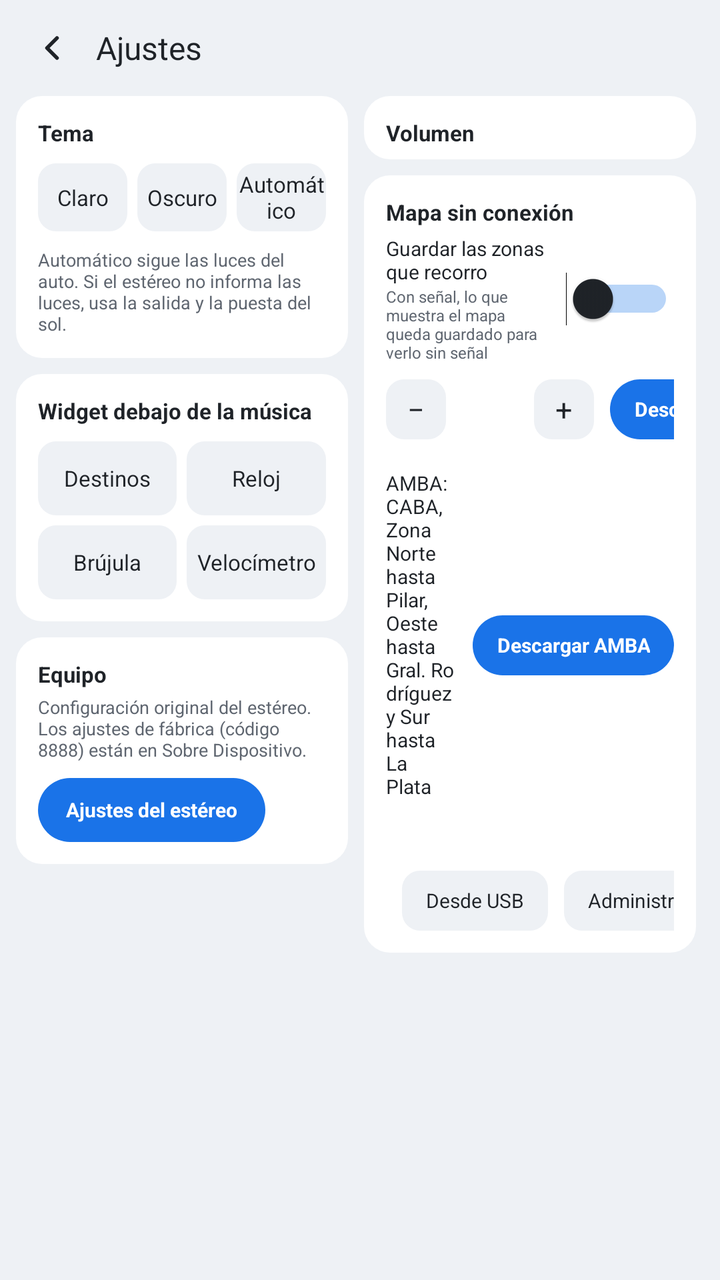
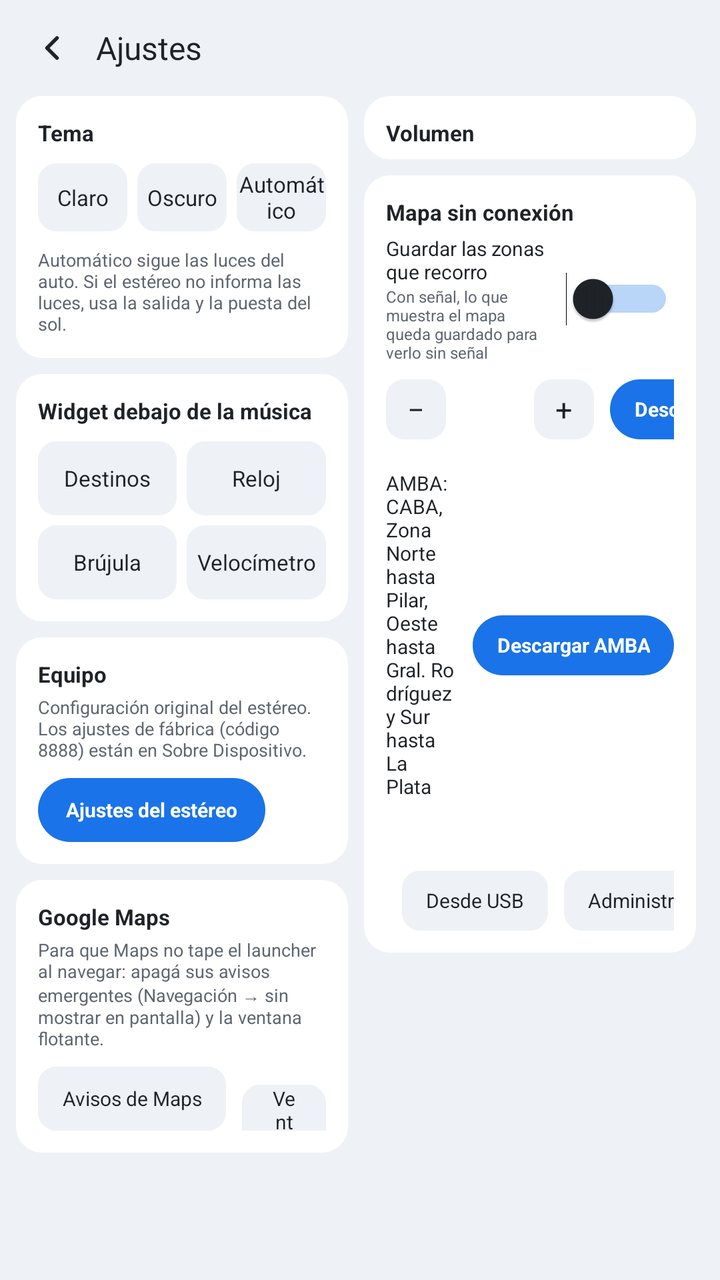

The first picture is an Android layout as it rendered before a commit; the second is the same layout after the commit. The layout source and the unified diff follow.
<!-- AndroidManifest.xml: application theme LauncherTheme -->
<!-- res/layout/activity_settings.xml -->
<?xml version="1.0" encoding="utf-8"?>
<LinearLayout xmlns:android="http://schemas.android.com/apk/res/android"
    android:layout_width="match_parent"
    android:layout_height="match_parent"
    android:background="@color/ground"
    android:orientation="vertical"
    android:paddingStart="8dp"
    android:paddingTop="6dp"
    android:paddingEnd="12dp"
    android:paddingBottom="10dp">

    
    <LinearLayout
        android:layout_width="match_parent"
        android:layout_height="36dp"
        android:gravity="center_vertical"
        android:orientation="horizontal">

        <ImageButton
            android:id="@+id/settings_back"
            android:layout_width="36dp"
            android:layout_height="36dp"
            android:background="@drawable/bg_round_button"
            android:contentDescription="@string/back"
            android:padding="8dp"
            android:scaleType="fitCenter"
            android:src="@drawable/ic_back" />

        <TextView
            android:layout_width="0dp"
            android:layout_height="wrap_content"
            android:layout_marginStart="4dp"
            android:layout_weight="1"
            android:text="@string/settings_title"
            android:textColor="@color/text"
            android:textSize="16sp" />

        <TextView
            android:id="@+id/settings_version"
            android:layout_width="wrap_content"
            android:layout_height="wrap_content"
            android:textColor="@color/muted"
            android:textSize="9sp" />
    </LinearLayout>

    <ScrollView
        android:layout_width="match_parent"
        android:layout_height="0dp"
        android:layout_marginTop="6dp"
        android:layout_weight="1"
        android:fillViewport="true"
        android:scrollbars="none">

    <LinearLayout
        android:layout_width="match_parent"
        android:layout_height="wrap_content"
        android:orientation="horizontal">

        
        <LinearLayout
            android:layout_width="0dp"
            android:layout_height="wrap_content"
            android:layout_weight="1"
            android:orientation="vertical">

            
            <LinearLayout
                style="@style/Card"
                android:layout_width="match_parent"
                android:layout_height="wrap_content"
                android:orientation="vertical"
                android:padding="11dp">

                <TextView
                    style="@style/SettingsTitle"
                    android:text="@string/theme" />

                <LinearLayout
                    android:layout_width="match_parent"
                    android:layout_height="34dp"
                    android:layout_marginTop="8dp"
                    android:orientation="horizontal">

                    <TextView
                        android:id="@+id/theme_light"
                        style="@style/SettingsOption"
                        android:text="@string/theme_light" />

                    <TextView
                        android:id="@+id/theme_dark"
                        style="@style/SettingsOption"
                        android:layout_marginStart="5dp"
                        android:text="@string/theme_dark" />

                    <TextView
                        android:id="@+id/theme_auto"
                        style="@style/SettingsOption"
                        android:layout_marginStart="5dp"
                        android:text="@string/theme_auto" />
                </LinearLayout>

                <TextView
                    android:layout_width="match_parent"
                    android:layout_height="wrap_content"
                    android:layout_marginTop="8dp"
                    android:text="@string/theme_auto_hint"
                    android:textColor="@color/muted"
                    android:textSize="9sp" />
            </LinearLayout>

            
            <LinearLayout
                style="@style/Card"
                android:layout_width="match_parent"
                android:layout_height="wrap_content"
                android:layout_marginTop="8dp"
                android:orientation="vertical"
                android:padding="11dp">

                <TextView
                    style="@style/SettingsTitle"
                    android:text="@string/bottom_card" />

                <LinearLayout
                    android:layout_width="match_parent"
                    android:layout_height="37dp"
                    android:layout_marginTop="8dp"
                    android:orientation="horizontal">

                    <TextView
                        android:id="@+id/card_places"
                        style="@style/SettingsOption"
                        android:text="@string/card_places" />

                    <TextView
                        android:id="@+id/card_clock"
                        style="@style/SettingsOption"
                        android:layout_marginStart="5dp"
                        android:text="@string/card_clock" />
                </LinearLayout>

                <LinearLayout
                    android:layout_width="match_parent"
                    android:layout_height="37dp"
                    android:layout_marginTop="5dp"
                    android:orientation="horizontal">

                    <TextView
                        android:id="@+id/card_compass"
                        style="@style/SettingsOption"
                        android:text="@string/card_compass" />

                    <TextView
                        android:id="@+id/card_speedo"
                        style="@style/SettingsOption"
                        android:layout_marginStart="5dp"
                        android:text="@string/card_speedo" />
                </LinearLayout>
            </LinearLayout>
            
            <LinearLayout
                style="@style/Card"
                android:layout_width="match_parent"
                android:layout_height="wrap_content"
                android:layout_marginTop="8dp"
                android:orientation="vertical"
                android:padding="11dp">

                <TextView
                    style="@style/SettingsTitle"
                    android:text="@string/stereo_card" />

                <TextView
                    android:layout_width="match_parent"
                    android:layout_height="wrap_content"
                    android:layout_marginTop="3dp"
                    android:text="@string/stereo_card_hint"
                    android:textColor="@color/muted"
                    android:textSize="9sp" />

                <TextView
                    android:id="@+id/stereo_settings"
                    android:layout_width="wrap_content"
                    android:layout_height="32dp"
                    android:layout_marginTop="8dp"
                    android:background="@drawable/bg_button_accent_round"
                    android:gravity="center"
                    android:paddingStart="14dp"
                    android:paddingEnd="14dp"
                    android:text="@string/stereo_settings"
                    android:textColor="@color/on_accent"
                    android:textSize="10sp"
                    android:textStyle="bold" />
            </LinearLayout>
        </LinearLayout>

        
        <LinearLayout
            android:layout_width="0dp"
            android:layout_height="wrap_content"
            android:layout_marginStart="8dp"
            android:layout_weight="1"
            android:orientation="vertical">

            
            <LinearLayout
                android:id="@+id/volumes"
                style="@style/Card"
                android:layout_width="match_parent"
                android:layout_height="wrap_content"
                android:orientation="vertical"
                android:paddingStart="11dp"
                android:paddingTop="11dp"
                android:paddingEnd="11dp"
                android:paddingBottom="6dp">

                <TextView
                    style="@style/SettingsTitle"
                    android:text="@string/volume_title" />
            </LinearLayout>

            
            <LinearLayout
                style="@style/Card"
                android:layout_width="match_parent"
                android:layout_height="wrap_content"
                android:layout_marginTop="8dp"
                android:orientation="vertical"
                android:padding="11dp">

                <TextView
                    style="@style/SettingsTitle"
                    android:text="@string/offline_map" />

                
                <LinearLayout
                    android:id="@+id/save_visited_row"
                    android:layout_width="match_parent"
                    android:layout_height="wrap_content"
                    android:layout_marginTop="4dp"
                    android:gravity="center_vertical"
                    android:orientation="horizontal">

                    <LinearLayout
                        android:layout_width="0dp"
                        android:layout_height="wrap_content"
                        android:layout_weight="1"
                        android:orientation="vertical">

                        <TextView
                            android:layout_width="match_parent"
                            android:layout_height="wrap_content"
                            android:text="@string/save_visited"
                            android:textColor="@color/text"
                            android:textSize="10sp" />

                        <TextView
                            android:layout_width="match_parent"
                            android:layout_height="wrap_content"
                            android:text="@string/save_visited_hint"
                            android:textColor="@color/muted"
                            android:textSize="8sp" />
                    </LinearLayout>

                    <Switch
                        android:id="@+id/save_visited"
                        android:layout_width="wrap_content"
                        android:layout_height="30dp"
                        android:layout_marginStart="8dp"
                        android:thumbTint="@color/text"
                        android:trackTint="@color/accent" />
                </LinearLayout>

                
                <LinearLayout
                    android:layout_width="match_parent"
                    android:layout_height="30dp"
                    android:layout_marginTop="8dp"
                    android:gravity="center_vertical"
                    android:orientation="horizontal">

                    <TextView
                        android:layout_width="0dp"
                        android:layout_height="wrap_content"
                        android:layout_weight="1"
                        android:text="@string/offline_around"
                        android:textColor="@color/text"
                        android:textSize="10sp" />

                    <TextView
                        android:id="@+id/radius_less"
                        android:layout_width="30dp"
                        android:layout_height="30dp"
                        android:background="@drawable/bg_option"
                        android:contentDescription="@string/offline_less"
                        android:gravity="center"
                        android:text="−"
                        android:textColor="@color/text"
                        android:textSize="15sp" />

                    <TextView
                        android:id="@+id/radius_value"
                        android:layout_width="44dp"
                        android:layout_height="wrap_content"
                        android:gravity="center"
                        android:textColor="@color/text"
                        android:textSize="11sp" />

                    <TextView
                        android:id="@+id/radius_more"
                        android:layout_width="30dp"
                        android:layout_height="30dp"
                        android:background="@drawable/bg_option"
                        android:contentDescription="@string/offline_more"
                        android:gravity="center"
                        android:text="+"
                        android:textColor="@color/text"
                        android:textSize="15sp" />

                    <TextView
                        android:id="@+id/offline_button"
                        android:layout_width="wrap_content"
                        android:layout_height="30dp"
                        android:layout_marginStart="8dp"
                        android:background="@drawable/bg_button_accent_round"
                        android:gravity="center"
                        android:paddingStart="12dp"
                        android:paddingEnd="12dp"
                        android:text="@string/offline_download"
                        android:textColor="@color/on_accent"
                        android:textSize="10sp"
                        android:textStyle="bold" />
                </LinearLayout>

                <TextView
                    android:id="@+id/radius_estimate"
                    android:layout_width="match_parent"
                    android:layout_height="wrap_content"
                    android:gravity="end"
                    android:textColor="@color/muted"
                    android:textSize="8sp" />

                
                <LinearLayout
                    android:layout_width="match_parent"
                    android:layout_height="wrap_content"
                    android:layout_marginTop="4dp"
                    android:gravity="center_vertical"
                    android:orientation="horizontal">

                    <LinearLayout
                        android:layout_width="0dp"
                        android:layout_height="wrap_content"
                        android:layout_weight="1"
                        android:orientation="vertical">

                        <TextView
                            android:layout_width="match_parent"
                            android:layout_height="wrap_content"
                            android:text="@string/offline_amba"
                            android:textColor="@color/text"
                            android:textSize="10sp" />

                        <TextView
                            android:id="@+id/amba_estimate"
                            android:layout_width="match_parent"
                            android:layout_height="wrap_content"
                            android:textColor="@color/muted"
                            android:textSize="8sp" />
                    </LinearLayout>

                    <TextView
                        android:id="@+id/amba_button"
                        android:layout_width="wrap_content"
                        android:layout_height="30dp"
                        android:layout_marginStart="8dp"
                        android:background="@drawable/bg_button_accent_round"
                        android:gravity="center"
                        android:paddingStart="12dp"
                        android:paddingEnd="12dp"
                        android:text="@string/offline_download_amba"
                        android:textColor="@color/on_accent"
                        android:textSize="10sp"
                        android:textStyle="bold" />
                </LinearLayout>


                <TextView
                    android:id="@+id/offline_status"
                    android:layout_width="match_parent"
                    android:layout_height="wrap_content"
                    android:layout_marginTop="6dp"
                    android:textColor="@color/muted"
                    android:textSize="9sp" />

                <LinearLayout
                    android:layout_width="match_parent"
                    android:layout_height="wrap_content"
                    android:layout_marginTop="6dp"
                    android:gravity="center_vertical"
                    android:orientation="horizontal">

                    <View
                        android:layout_width="0dp"
                        android:layout_height="0dp"
                        android:layout_weight="1" />

                    <TextView
                        android:id="@+id/offline_import"
                        android:layout_width="wrap_content"
                        android:layout_height="30dp"
                        android:layout_marginStart="8dp"
                        android:background="@drawable/bg_option"
                        android:gravity="center"
                        android:paddingStart="12dp"
                        android:paddingEnd="12dp"
                        android:text="@string/offline_import"
                        android:textColor="@color/text"
                        android:textSize="10sp" />

                    <TextView
                        android:id="@+id/offline_manage"
                        android:layout_width="wrap_content"
                        android:layout_height="30dp"
                        android:layout_marginStart="8dp"
                        android:background="@drawable/bg_option"
                        android:gravity="center"
                        android:paddingStart="12dp"
                        android:paddingEnd="12dp"
                        android:text="@string/offline_manage"
                        android:textColor="@color/text"
                        android:textSize="10sp" />
                </LinearLayout>

                <ProgressBar
                    android:id="@+id/offline_progress"
                    style="@android:style/Widget.Material.ProgressBar.Horizontal"
                    android:layout_width="match_parent"
                    android:layout_height="4dp"
                    android:layout_marginTop="4dp"
                    android:progressBackgroundTint="@color/track"
                    android:progressTint="@color/accent"
                    android:visibility="gone" />
            </LinearLayout>
        </LinearLayout>
    </LinearLayout>
</ScrollView>
</LinearLayout>
<!-- resources referenced by this layout -->
<resources>
  <color name="accent">#1A73E8</color>
  <color name="ground">#EEF1F5</color>
  <color name="muted">#5F6670</color>
  <color name="on_accent">#FFFFFF</color>
  <color name="text">#1F2328</color>
  <color name="track">#D5DAE1</color>
  <!-- drawable bg_button_accent_round (drawable) -->
  <?xml version="1.0" encoding="utf-8"?>
  <ripple xmlns:android="http://schemas.android.com/apk/res/android" android:color="#33000000">
      <item>
          <shape android:shape="rectangle">
              <solid android:color="@color/accent" />
              <corners android:radius="20dp" />
          </shape>
      </item>
  </ripple>
  <!-- drawable bg_round_button (drawable) -->
  <?xml version="1.0" encoding="utf-8"?>
  <ripple xmlns:android="http://schemas.android.com/apk/res/android" android:color="#33FFFFFF">
      <item android:id="@android:id/mask">
          <shape android:shape="oval">
              <solid android:color="#FFFFFFFF" />
          </shape>
      </item>
  </ripple>
  <string name="back">Volver</string>
  <string name="bottom_card">Widget debajo de la música</string>
  <string name="card_clock">Reloj</string>
  <string name="card_compass">Brújula</string>
  <string name="card_places">Destinos</string>
  <string name="card_speedo">Velocímetro</string>
  <string name="offline_amba">AMBA: CABA, Zona Norte hasta Pilar, Oeste hasta Gral. Rodríguez y Sur hasta La Plata</string>
  <string name="offline_around">Alrededor tuyo</string>
  <string name="offline_download">Descargar</string>
  <string name="offline_download_amba">Descargar AMBA</string>
  <string name="offline_import">Desde USB</string>
  <string name="offline_less">Menos kilómetros</string>
  <string name="offline_manage">Administrar</string>
  <string name="offline_map">Mapa sin conexión</string>
  <string name="offline_more">Más kilómetros</string>
  <string name="save_visited">Guardar las zonas que recorro</string>
  <string name="save_visited_hint">Con señal, lo que muestra el mapa queda guardado para verlo sin señal</string>
  <string name="settings_title">Ajustes</string>
  <string name="stereo_card">Equipo</string>
  <string name="stereo_card_hint">Configuración original del estéreo. Los ajustes de fábrica (código 8888) están en Sobre Dispositivo.</string>
  <string name="stereo_settings">Ajustes del estéreo</string>
  <string name="theme">Tema</string>
  <string name="theme_auto">Automático</string>
  <string name="theme_auto_hint">Automático sigue las luces del auto. Si el estéreo no informa las luces, usa la salida y la puesta del sol.</string>
  <string name="theme_dark">Oscuro</string>
  <string name="theme_light">Claro</string>
  <string name="volume_title">Volumen</string>
  <style name="Card">
          <item name="android:background">@drawable/bg_card</item>
      </style>
  <style name="SettingsTitle">
          <item name="android:layout_width">wrap_content</item>
          <item name="android:layout_height">wrap_content</item>
          <item name="android:textColor">@color/text</item>
          <item name="android:textSize">11sp</item>
          <item name="android:textStyle">bold</item>
      </style>
  <color name="selected">#D3E3FD</color>
  <color name="tile">#EEF1F5</color>
  <!-- drawable bg_card (drawable) -->
  <?xml version="1.0" encoding="utf-8"?>
  <shape xmlns:android="http://schemas.android.com/apk/res/android" android:shape="rectangle">
      <solid android:color="@color/card" />
      <corners android:radius="13dp" />
  </shape>
  <color name="card">#FFFFFF</color>
  <!-- unchanged entries left out for length: 4 -->
</resources>

<!-- the commit's change to res/layout/activity_settings.xml (unified diff, before → after) -->
@@ -192,6 +192,60 @@
                     android:textSize="10sp"
                     android:textStyle="bold" />
             </LinearLayout>
+
+            
+            <LinearLayout
+                style="@style/Card"
+                android:layout_width="match_parent"
+                android:layout_height="wrap_content"
+                android:layout_marginTop="8dp"
+                android:orientation="vertical"
+                android:padding="11dp">
+
+                <TextView
+                    style="@style/SettingsTitle"
+                    android:text="@string/gmaps_card" />
+
+                <TextView
+                    android:layout_width="match_parent"
+                    android:layout_height="wrap_content"
+                    android:layout_marginTop="3dp"
+                    android:text="@string/gmaps_card_hint"
+                    android:textColor="@color/muted"
+                    android:textSize="9sp" />
+
+                <LinearLayout
+                    android:layout_width="match_parent"
+                    android:layout_height="wrap_content"
+                    android:layout_marginTop="8dp"
+                    android:orientation="horizontal">
+
+                    <TextView
+                        android:id="@+id/gmaps_notifications"
+                        android:layout_width="wrap_content"
+                        android:layout_height="32dp"
+                        android:background="@drawable/bg_option"
+                        android:gravity="center"
+                        android:paddingStart="12dp"
+                        android:paddingEnd="12dp"
+                        android:text="@string/gmaps_notifications"
+                        android:textColor="@color/text"
+                        android:textSize="10sp" />
+
+                    <TextView
+                        android:id="@+id/gmaps_pip"
+                        android:layout_width="wrap_content"
+                        android:layout_height="32dp"
+                        android:layout_marginStart="8dp"
+                        android:background="@drawable/bg_option"
+                        android:gravity="center"
+                        android:paddingStart="12dp"
+                        android:paddingEnd="12dp"
+                        android:text="@string/gmaps_pip"
+                        android:textColor="@color/text"
+                        android:textSize="10sp" />
+                </LinearLayout>
+            </LinearLayout>
         </LinearLayout>
 
         
<!-- resource entries referenced after the edit -->
@@ -31,6 +31,10 @@
   <string name="card_compass">Brújula</string>
   <string name="card_places">Destinos</string>
   <string name="card_speedo">Velocímetro</string>
+  <string name="gmaps_card">Google Maps</string>
+  <string name="gmaps_card_hint">Para que Maps no tape el launcher al navegar: apagá sus avisos emergentes (Navegación → sin "mostrar en pantalla") y la ventana flotante.</string>
+  <string name="gmaps_notifications">Avisos de Maps</string>
+  <string name="gmaps_pip">Ventana flotante</string>
   <string name="offline_amba">AMBA: CABA, Zona Norte hasta Pilar, Oeste hasta Gral. Rodríguez y Sur hasta La Plata</string>
   <string name="offline_around">Alrededor tuyo</string>
   <string name="offline_download">Descargar</string>
